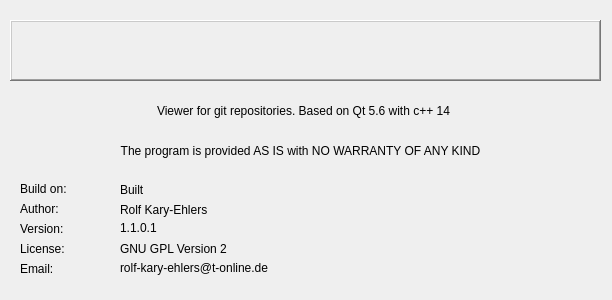
Old version of the form source/aboutdlg.ui in the repository Rolloke/GUI-Apps.
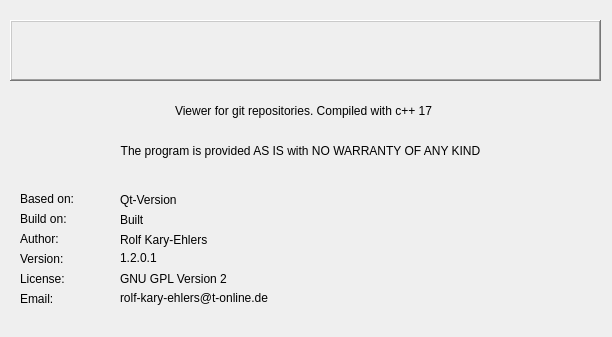
New version of the form. Icons and pictures are not drawn.

Commit message: determine qt version

```diff
--- a/source/aboutdlg.ui
+++ b/source/aboutdlg.ui
@@ -7,7 +7,7 @@
     <x>0</x>
     <y>0</y>
     <width>612</width>
-    <height>300</height>
+    <height>337</height>
    </rect>
   </property>
   <property name="windowTitle">
@@ -17,7 +17,7 @@
    <property name="geometry">
     <rect>
      <x>20</x>
-     <y>200</y>
+     <y>230</y>
      <width>71</width>
      <height>17</height>
     </rect>
@@ -30,7 +30,7 @@
    <property name="geometry">
     <rect>
      <x>120</x>
-     <y>200</y>
+     <y>230</y>
      <width>471</width>
      <height>20</height>
     </rect>
@@ -43,7 +43,7 @@
    <property name="geometry">
     <rect>
      <x>20</x>
-     <y>220</y>
+     <y>250</y>
      <width>81</width>
      <height>17</height>
     </rect>
@@ -56,20 +56,20 @@
    <property name="geometry">
     <rect>
      <x>120</x>
-     <y>220</y>
+     <y>250</y>
      <width>471</width>
      <height>16</height>
     </rect>
    </property>
    <property name="text">
-    <string>1.1.0.1</string>
+    <string>1.2.0.1</string>
    </property>
   </widget>
   <widget class="QLabel" name="labelLicense">
    <property name="geometry">
     <rect>
      <x>20</x>
-     <y>240</y>
+     <y>270</y>
      <width>81</width>
      <height>17</height>
     </rect>
@@ -82,7 +82,7 @@
    <property name="geometry">
     <rect>
      <x>120</x>
-     <y>240</y>
+     <y>270</y>
      <width>471</width>
      <height>17</height>
     </rect>
@@ -177,7 +177,7 @@
    <property name="geometry">
     <rect>
      <x>20</x>
-     <y>260</y>
+     <y>290</y>
      <width>54</width>
      <height>17</height>
     </rect>
@@ -190,7 +190,7 @@
    <property name="geometry">
     <rect>
      <x>120</x>
-     <y>260</y>
+     <y>290</y>
      <width>471</width>
      <height>17</height>
     </rect>
@@ -215,7 +215,7 @@
     </rect>
    </property>
    <property name="text">
-    <string>Viewer for git repositories. Based on Qt 5.6 with c++ 14</string>
+    <string>Viewer for git repositories. Compiled with c++ 17</string>
    </property>
    <property name="alignment">
     <set>Qt::AlignCenter</set>
@@ -228,7 +228,7 @@
    <property name="geometry">
     <rect>
      <x>120</x>
-     <y>180</y>
+     <y>210</y>
      <width>481</width>
      <height>20</height>
     </rect>
@@ -241,7 +241,7 @@
    <property name="geometry">
     <rect>
      <x>20</x>
-     <y>180</y>
+     <y>210</y>
      <width>81</width>
      <height>17</height>
     </rect>
@@ -250,6 +250,32 @@
     <string>Build on:</string>
    </property>
   </widget>
+  <widget class="QLabel" name="labelBased_on">
+   <property name="geometry">
+    <rect>
+     <x>20</x>
+     <y>190</y>
+     <width>81</width>
+     <height>17</height>
+    </rect>
+   </property>
+   <property name="text">
+    <string>Based on:</string>
+   </property>
+  </widget>
+  <widget class="QLabel" name="textBased_on">
+   <property name="geometry">
+    <rect>
+     <x>120</x>
+     <y>190</y>
+     <width>481</width>
+     <height>20</height>
+    </rect>
+   </property>
+   <property name="text">
+    <string>Qt-Version </string>
+   </property>
+  </widget>
  </widget>
  <resources>
   <include location="resource.qrc"/>
```
The commit also changes 1 other file.
